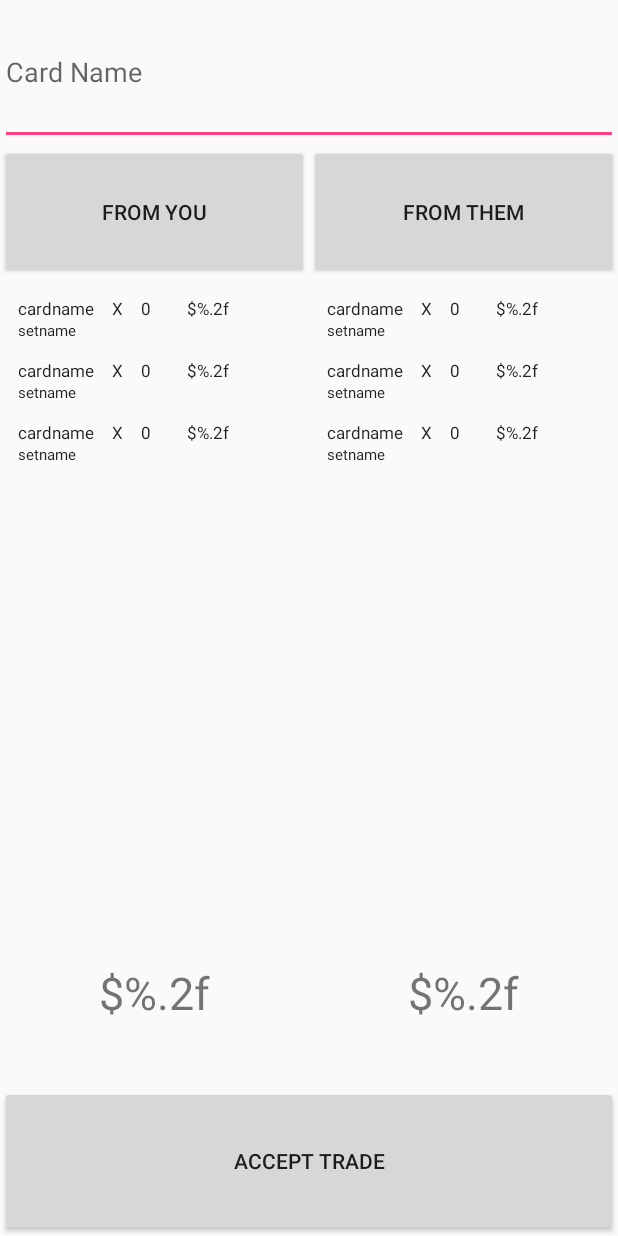
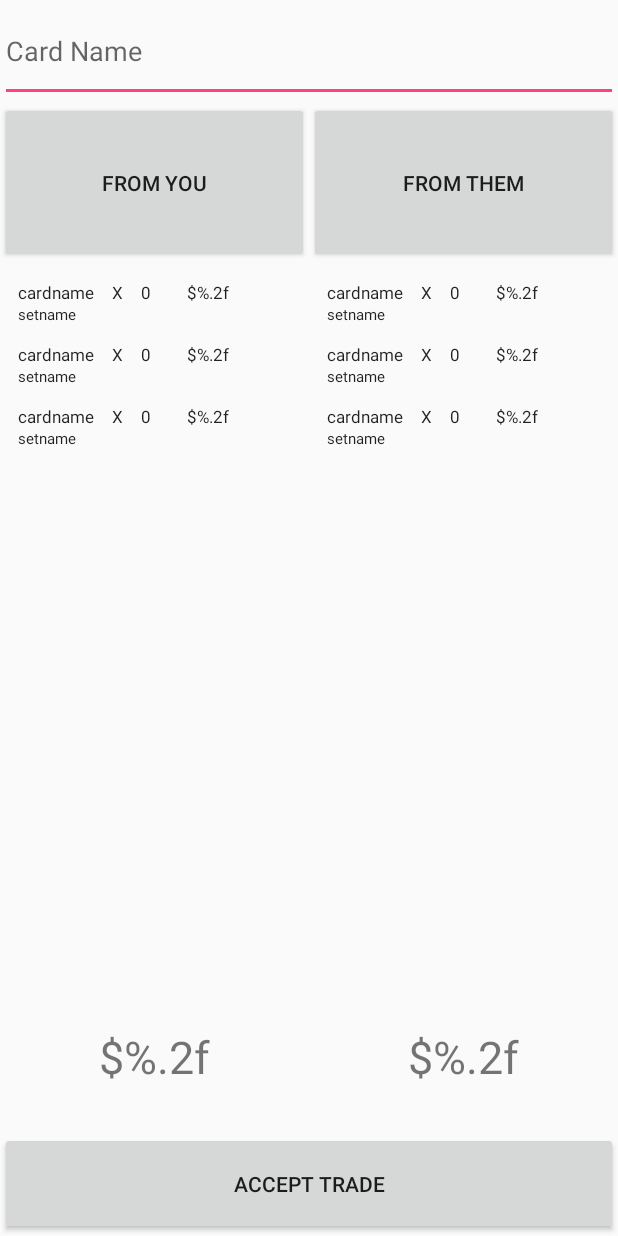
Before and after one commit to jcfenoglio/MTGBazaar, an Android app: the layout fragment_trade.xml on its own in the app's theme, with its tools: preview values and no code run, on a phone screen of 412 x 824 dp. Run offline under Robolectric (Android 15) with nearby library versions, the phone set to English and light mode, and no system bars.

Commit message:
Laayout foixes pls

```diff
--- a/app/src/main/res/layout/fragment_trade.xml
+++ b/app/src/main/res/layout/fragment_trade.xml
@@ -8,14 +8,14 @@
     <AutoCompleteTextView
         android:id="@+id/card_search"
         android:layout_width="match_parent"
-        android:layout_height="wrap_content"
+        android:layout_height="0dp"
         android:hint="@string/card_search_hint"
-        android:layout_weight=".1"/>
+        android:layout_weight=".05"/>
 
     <LinearLayout
         android:layout_width="match_parent"
-        android:layout_height="wrap_content"
-        android:layout_weight=".8">
+        android:layout_height="0dp"
+        android:layout_weight=".5">
 
         <!--Left trade column-->
         <LinearLayout
@@ -37,8 +37,8 @@
                 xmlns:tools="http://schemas.android.com/tools"
                 android:id="@+id/left_card_list"
                 android:layout_width="match_parent"
-                android:layout_height="wrap_content"
-                android:layout_weight=".7"
+                android:layout_height="0dp"
+                android:layout_weight=".8"
                 app:layoutManager="LinearLayoutManager"
                 tools:context=".fragments.BinderFragment"
                 tools:listitem="@layout/fragment_trade_item" />
@@ -47,7 +47,7 @@
                 android:id="@+id/left_price_total"
                 android:layout_width="match_parent"
                 android:layout_height="wrap_content"
-                android:layout_weight=".2"
+                android:layout_weight=".1"
                 android:text="$%.2f"
                 android:textSize="30dp"
                 android:gravity="center"
@@ -74,8 +74,8 @@
                 xmlns:tools="http://schemas.android.com/tools"
                 android:id="@+id/right_card_list"
                 android:layout_width="match_parent"
-                android:layout_height="wrap_content"
-                android:layout_weight=".7"
+                android:layout_height="0dp"
+                android:layout_weight=".8"
                 app:layoutManager="LinearLayoutManager"
                 tools:context=".fragments.BinderFragment"
                 tools:listitem="@layout/fragment_trade_item" />
@@ -84,7 +84,7 @@
                 android:id="@+id/right_price_total"
                 android:layout_width="match_parent"
                 android:layout_height="wrap_content"
-                android:layout_weight=".2"
+                android:layout_weight=".1"
                 android:text="$%.2f"
                 android:textSize="30dp"
                 android:gravity="center"
@@ -95,7 +95,7 @@
     <Button
         android:id="@+id/accept_trade_button"
         android:layout_width="match_parent"
-        android:layout_height="wrap_content"
+        android:layout_height="0dp"
         android:text="@string/accept_trade"
-        android:layout_weight=".1"/>
+        android:layout_weight=".05"/>
 </LinearLayout>
```
